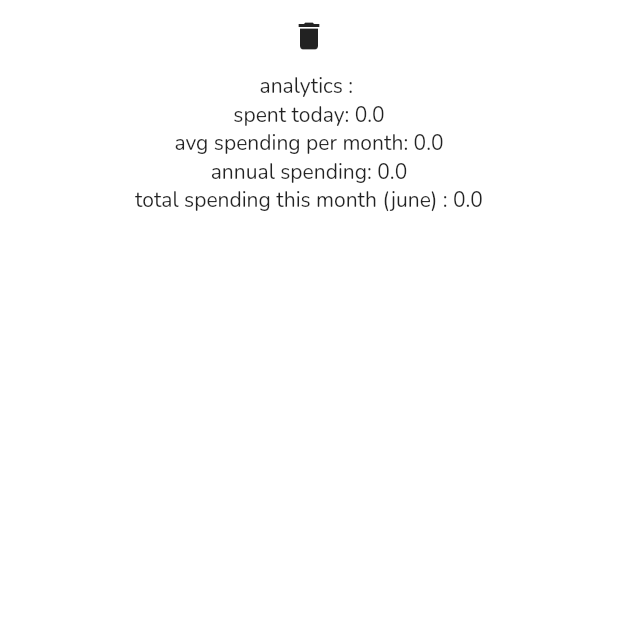
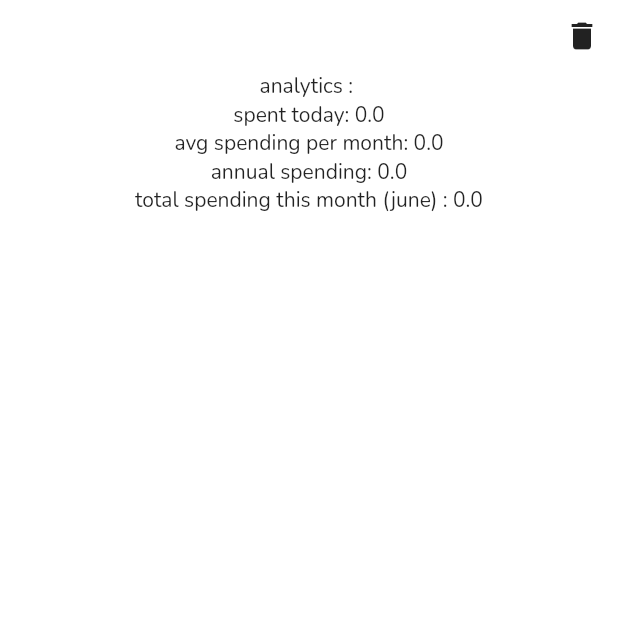
Before and after one commit to phantomcorn/Broked, a Flutter app: the screen it shows after launch, item 2 of the bottom bar chosen, on a phone screen of 412 x 824 dp, the top half of it. Run offline on Flutter 3.47's test engine with Material 2 defaults, Android fonts, the phone set to English and light mode, and no system bars; our stand-ins replace flutter_datetime_picker, google_fonts, sqflite; missing offline and left inert: animated_button; accounts and stored records are empty.

Commit message:
moved delete button to topright corner of page

```diff
--- a/lib/main.dart
+++ b/lib/main.dart
@@ -196,7 +196,9 @@ class _Analytics extends State<Analytics> {
         body: Center(
           child : Column(
             children: [
-              IconButton(
+              Align(
+                alignment: Alignment.topRight,
+                child : IconButton(
                   icon : Icon(Icons.delete),
                   onPressed: () {
                     showDialog(
@@ -213,7 +215,8 @@ class _Analytics extends State<Analytics> {
                         );
                       }
                     );
-                },
+                  }
+                )
               ),
               Text("analytics : "),
 
```
Lines whose indentation alone changed are shown as unchanged.
